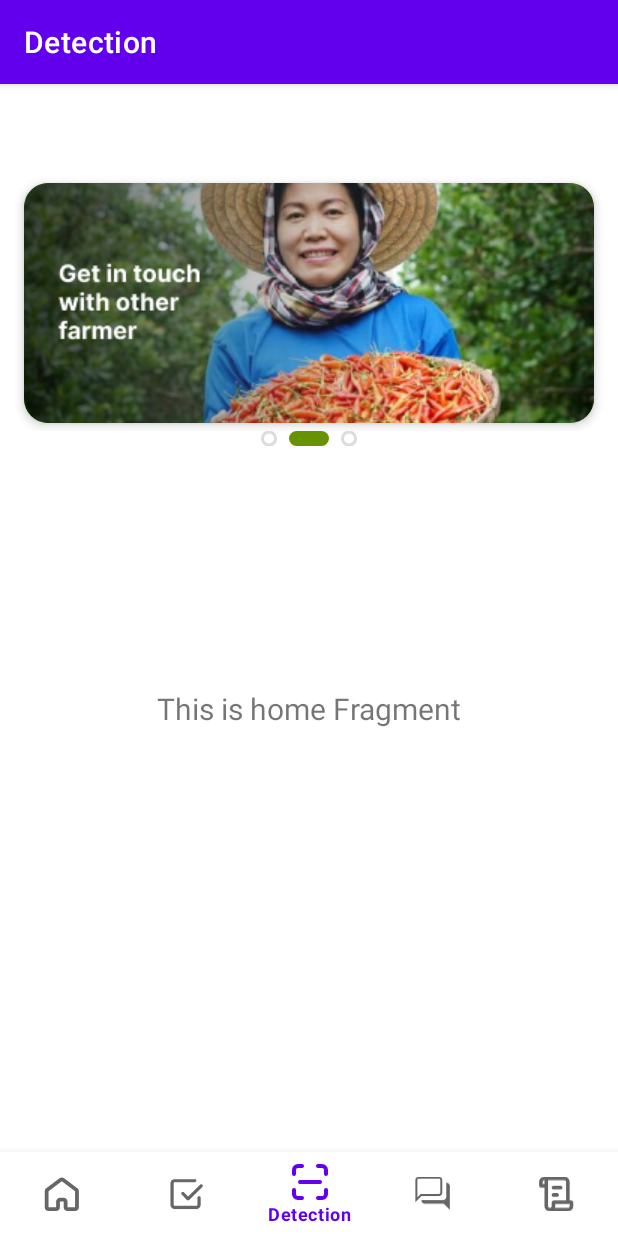
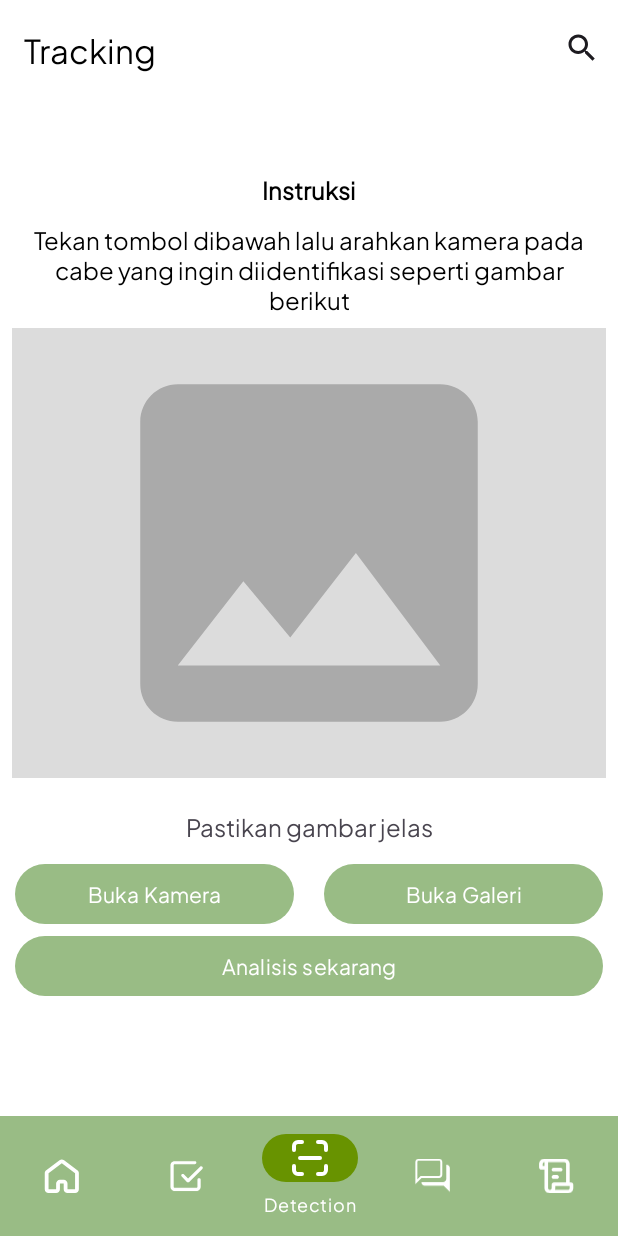
Before and after one commit to CiMon-Capstone-Project/Mobile-Development, an Android app: the screen it shows after launch (MainActivity), item 3 of the bottom bar chosen, on a phone screen of 412 x 824 dp. Run offline under Robolectric (Android 15) with nearby library versions, the phone set to English and light mode, and no system bars; our stand-ins replace navigation-ui.

Commit message:
add layout themes

```diff
--- a/app/src/main/AndroidManifest.xml
+++ b/app/src/main/AndroidManifest.xml
@@ -1,6 +1,8 @@
 <?xml version="1.0" encoding="utf-8"?>
 <manifest xmlns:android="http://schemas.android.com/apk/res/android"
     xmlns:tools="http://schemas.android.com/tools">
+
+    <uses-permission android:name="android.permission.INTERNET"/>
 
     <application
         android:allowBackup="true"
--- a/app/src/main/java/com/example/cimon_chilimonitoring/MainActivity.kt
+++ b/app/src/main/java/com/example/cimon_chilimonitoring/MainActivity.kt
@@ -1,14 +1,21 @@
 package com.example.cimon_chilimonitoring
 
+import android.graphics.drawable.ColorDrawable
 import android.os.Bundle
-import com.google.android.material.bottomnavigation.BottomNavigationView
+import android.view.Menu
+import androidx.appcompat.app.ActionBar
 import androidx.appcompat.app.AppCompatActivity
 import androidx.appcompat.app.AppCompatDelegate
+import androidx.appcompat.widget.SearchView
 import androidx.navigation.findNavController
 import androidx.navigation.ui.AppBarConfiguration
 import androidx.navigation.ui.setupActionBarWithNavController
 import androidx.navigation.ui.setupWithNavController
 import com.example.cimon_chilimonitoring.databinding.ActivityMainBinding
+import com.google.android.material.bottomnavigation.BottomNavigationView
+import com.google.android.material.color.DynamicColors
+import com.google.android.material.elevation.SurfaceColors
+
 
 class MainActivity : AppCompatActivity() {
 
@@ -33,5 +40,26 @@ class MainActivity : AppCompatActivity() {
         )
         setupActionBarWithNavController(navController, appBarConfiguration)
         navView.setupWithNavController(navController)
+
+        // action bar color
+        supportActionBar?.setBackgroundDrawable(ColorDrawable(getResources().getColor(R.color.white)))
+    }
+
+    override fun onCreateOptionsMenu(menu: Menu): Boolean {
+        val inflater = menuInflater
+        inflater.inflate(R.menu.menu_action_bar, menu)
+
+        val search = menu.findItem(R.id.menu_chat)
+        val searchView = search?.actionView as? SearchView
+
+        // disable search button in home fragment, settings, fav
+        val navController = findNavController(R.id.nav_host_fragment_activity_main)
+        navController.addOnDestinationChangedListener { _, destination, _ ->
+            // ngilangin search di fragment home, settings, fav
+            search?.isVisible = destination.id != R.id.navigation_home
+//                    && destination.id != R.id.navigation_settings
+//                    && destination.id != R.id.navigation_favorite
+        }
+        return true
     }
 }
--- a/app/src/main/java/com/example/cimon_chilimonitoring/ui/detection/DetectionFragment.kt
+++ b/app/src/main/java/com/example/cimon_chilimonitoring/ui/detection/DetectionFragment.kt
@@ -7,11 +7,11 @@ import android.view.ViewGroup
 import android.widget.TextView
 import androidx.fragment.app.Fragment
 import androidx.lifecycle.ViewModelProvider
-import com.example.cimon_chilimonitoring.databinding.FragmentDashboardBinding
+import com.example.cimon_chilimonitoring.databinding.FragmentDetectionBinding
 
 class DetectionFragment : Fragment() {
 
-    private var _binding: FragmentDashboardBinding? = null
+    private var _binding: FragmentDetectionBinding? = null
 
     // This property is only valid between onCreateView and
     // onDestroyView.
@@ -25,13 +25,10 @@ class DetectionFragment : Fragment() {
         val detectionViewModel =
             ViewModelProvider(this).get(DetectionViewModel::class.java)
 
-        _binding = FragmentDashboardBinding.inflate(inflater, container, false)
+        _binding = FragmentDetectionBinding.inflate(inflater, container, false)
         val root: View = binding.root
 
-        val textView: TextView = binding.textDashboard
-        detectionViewModel.text.observe(viewLifecycleOwner) {
-            textView.text = it
-        }
+
         return root
     }
 
--- a/app/src/main/java/com/example/cimon_chilimonitoring/ui/notifications/TrackingFragment.kt
+++ b/app/src/main/java/com/example/cimon_chilimonitoring/ui/notifications/TrackingFragment.kt
@@ -7,11 +7,11 @@ import android.view.ViewGroup
 import android.widget.TextView
 import androidx.fragment.app.Fragment
 import androidx.lifecycle.ViewModelProvider
-import com.example.cimon_chilimonitoring.databinding.FragmentNotificationsBinding
+import com.example.cimon_chilimonitoring.databinding.FragmentTrackingBinding
 
 class TrackingFragment : Fragment() {
 
-    private var _binding: FragmentNotificationsBinding? = null
+    private var _binding: FragmentTrackingBinding? = null
 
     // This property is only valid between onCreateView and
     // onDestroyView.
@@ -25,13 +25,9 @@ class TrackingFragment : Fragment() {
         val trackingViewModel =
             ViewModelProvider(this).get(TrackingViewModel::class.java)
 
-        _binding = FragmentNotificationsBinding.inflate(inflater, container, false)
+        _binding = FragmentTrackingBinding.inflate(inflater, container, false)
         val root: View = binding.root
 
-        val textView: TextView = binding.textNotifications
-        trackingViewModel.text.observe(viewLifecycleOwner) {
-            textView.text = it
-        }
         return root
     }
 
--- /dev/null
+++ b/app/src/main/res/drawable/ic_search_24.xml
@@ -0,0 +1,5 @@
+<vector xmlns:android="http://schemas.android.com/apk/res/android" android:height="24dp" android:tint="#000000" android:viewportHeight="24" android:viewportWidth="24" android:width="24dp">
+
+    <path android:fillColor="@android:color/white" android:pathData="M15.5,14h-0.79l-0.28,-0.27C15.41,12.59 16,11.11 16,9.5 16,5.91 13.09,3 9.5,3S3,5.91 3,9.5 5.91,16 9.5,16c1.61,0 3.09,-0.59 4.23,-1.57l0.27,0.28v0.79l5,4.99L20.49,19l-4.99,-5zM9.5,14C7.01,14 5,11.99 5,9.5S7.01,5 9.5,5 14,7.01 14,9.5 11.99,14 9.5,14z"/>
+
+</vector>
--- a/app/src/main/res/layout/activity_main.xml
+++ b/app/src/main/res/layout/activity_main.xml
@@ -4,7 +4,7 @@
     android:id="@+id/container"
     android:layout_width="match_parent"
     android:layout_height="match_parent"
-    android:paddingTop="?attr/actionBarSize">
+    app:layout_behavior="@string/appbar_scrolling_view_behavior">
 
     <com.google.android.material.bottomnavigation.BottomNavigationView
         android:id="@+id/nav_view"
@@ -13,6 +13,9 @@
         android:layout_marginStart="0dp"
         android:layout_marginEnd="0dp"
         android:background="?android:attr/windowBackground"
+        app:itemBackground="@color/light_green"
+        app:itemTextColor="@color/white"
+        app:itemIconTint="@color/white"
         app:layout_constraintBottom_toBottomOf="parent"
         app:layout_constraintLeft_toLeftOf="parent"
         app:layout_constraintRight_toRightOf="parent"
--- a/app/src/main/res/layout/fragment_detection.xml
+++ b/app/src/main/res/layout/fragment_detection.xml
@@ -28,7 +28,7 @@
                 android:id="@+id/tv_instruction"
                 android:layout_width="match_parent"
                 android:layout_height="wrap_content"
-                android:layout_marginTop="100dp"
+                android:layout_marginTop="50dp"
                 android:fontFamily="@font/plus_jakarta_sans"
                 android:textStyle="bold"
                 android:textColor="@color/black"
--- /dev/null
+++ b/app/src/main/res/menu/menu_action_bar.xml
@@ -0,0 +1,11 @@
+<menu xmlns:android="http://schemas.android.com/apk/res/android"
+    xmlns:app="http://schemas.android.com/apk/res-auto"
+    xmlns:tools="http://schemas.android.com/tools">
+    <item
+        android:id="@+id/menu_chat"
+        android:orderInCategory="100"
+        android:title="Chat"
+        android:icon="@drawable/ic_search_24"
+        app:actionViewClass="androidx.appcompat.widget.SearchView"
+        app:showAsAction="ifRoom" />
+</menu>
--- a/app/src/main/res/navigation/mobile_navigation.xml
+++ b/app/src/main/res/navigation/mobile_navigation.xml
@@ -10,18 +10,16 @@
         android:name="com.example.cimon_chilimonitoring.ui.home.HomeFragment"
         android:label="@string/header_home"
         tools:layout="@layout/fragment_home" />
-
     <fragment
         android:id="@+id/navigation_tracking"
+        android:name="com.example.cimon_chilimonitoring.ui.notifications.TrackingFragment"
+        android:label="@string/header_detection"
+        tools:layout="@layout/fragment_tracking" />
+    <fragment
+        android:id="@+id/navigation_detection"
         android:name="com.example.cimon_chilimonitoring.ui.detection.DetectionFragment"
         android:label="@string/header_tracking"
         tools:layout="@layout/fragment_detection" />
-
-    <fragment
-        android:id="@+id/navigation_detection"
-        android:name="com.example.cimon_chilimonitoring.ui.notifications.TrackingFragment"
-        android:label="@string/header_detection"
-        tools:layout="@layout/fragment_tracking" />
     <fragment
         android:id="@+id/navigation_forum"
         android:name="com.example.cimon_chilimonitoring.ui.forum.ForumFragment"
--- a/app/src/main/res/values-night/themes.xml
+++ b/app/src/main/res/values-night/themes.xml
@@ -10,7 +10,8 @@
         <item name="colorSecondaryVariant">@color/teal_200</item>
         <item name="colorOnSecondary">@color/black</item>
         <!-- Status bar color. -->
-        <item name="android:statusBarColor">?attr/colorPrimaryVariant</item>
+        <item name="android:statusBarColor">@color/black</item>
         <!-- Customize your theme here. -->
     </style>
+
 </resources>
--- a/app/src/main/res/values/themes.xml
+++ b/app/src/main/res/values/themes.xml
@@ -1,16 +1,39 @@
 <resources xmlns:tools="http://schemas.android.com/tools">
     <!-- Base application theme. -->
-    <style name="Theme.CiMonChiliMonitoring" parent="Theme.MaterialComponents.DayNight.DarkActionBar">
+    <style name="Theme.CiMonChiliMonitoring" parent="Theme.Material3.DayNight">
         <!-- Primary brand color. -->
-        <item name="colorPrimary">@color/purple_500</item>
+        <item name="colorPrimary">@color/light_green</item>
         <item name="colorPrimaryVariant">@color/purple_700</item>
         <item name="colorOnPrimary">@color/white</item>
         <!-- Secondary brand color. -->
         <item name="colorSecondary">@color/teal_200</item>
         <item name="colorSecondaryVariant">@color/teal_700</item>
         <item name="colorOnSecondary">@color/black</item>
-        <!-- Status bar color. -->
-        <item name="android:statusBarColor">?attr/colorPrimaryVariant</item>
+        <!-- Material 3 Status bar color. -->
+        <item name="colorAccent">@color/black</item>
+        <item name="android:colorBackground">@color/white</item>
+        <item name="colorSurface">@android:color/transparent</item>
+        <item name="colorSecondaryContainer">@color/green</item>
+        <item name="android:navigationBarColor">@color/light_green</item>
+        <item name="titleTextColor">@color/black</item>
+        <item name="fontFamily">@font/plus_jakarta_sans</item>
+        <item name="android:outlineAmbientShadowColor" tools:ignore="NewApi">@android:color/transparent</item>
+        <item name="android:outlineSpotShadowColor" tools:ignore="NewApi">@android:color/transparent</item>
+        <!--        <item name="android:statusBarColor">?attr/colorPrimaryVariant</item>-->
         <!-- Customize your theme here. -->
     </style>
+
+    <style name="Theme.CiMonChiliMonitoring.NoActionBar" parent="Theme.Material3.DayNight.NoActionBar">
+        <item name="windowActionBar">false</item>
+        <item name="windowNoTitle">true</item>
+    </style>
+
+    <style name="TextAppearance.AppCompat.Widget.ActionBar.Title" parent="@android:style/TextAppearance">
+        <item name="android:textColor">@color/black</item>
+        <item name="android:textStyle">bold</item>
+    </style>
+
+    <style name="Theme.CiMonChiliMonitoring.AppBarOverlay" parent="ThemeOverlay.AppCompat.Dark.ActionBar" />
+
+    <style name="Theme.CiMonChiliMonitoring.PopupOverlay" parent="ThemeOverlay.AppCompat.Light" />
 </resources>
```
Also changed, not shown: app/src/main/res/layout/fragment_tracking.xml (+0 -14 lines).
